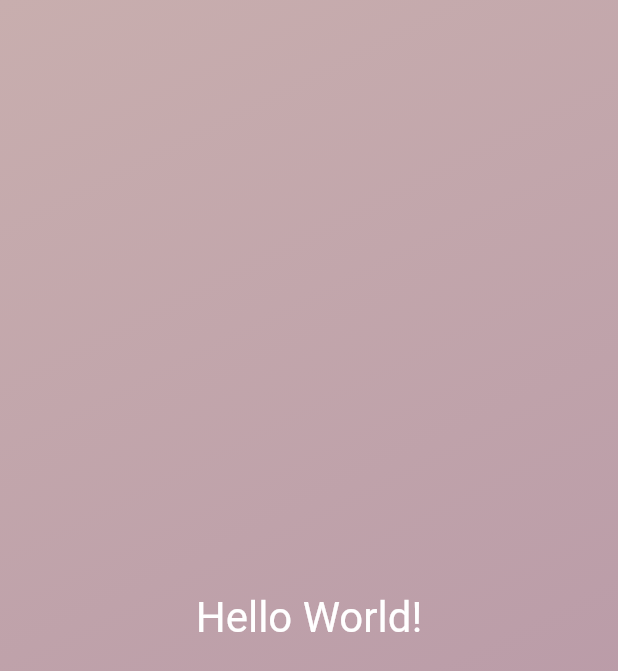
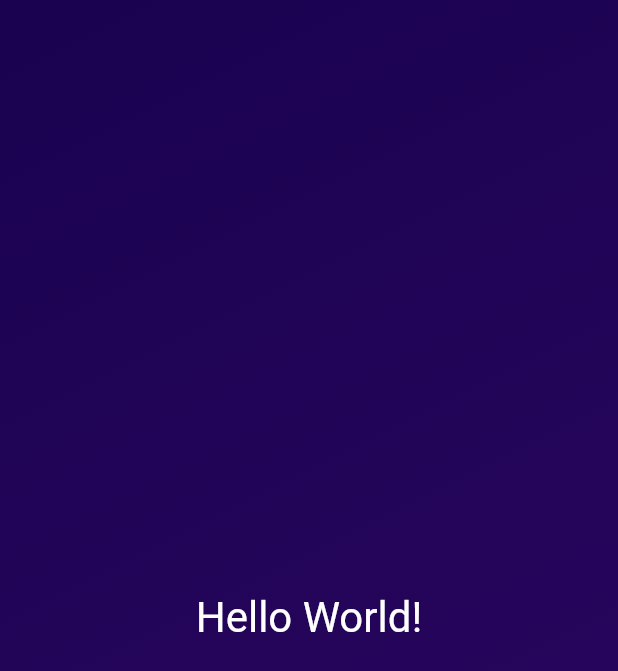
Before and after one commit to barefoot1423/basic, a Flutter app: the screen it shows after launch, on a phone screen of 412 x 824 dp. Shown: the top 671 px of the screen. Run offline on Flutter 3.47's test engine with Material 2 defaults, Android fonts, the phone set to English and light mode, and no system bars.

Commit message:
by lecture 43

```diff
--- a/lib/gradient_container.dart
+++ b/lib/gradient_container.dart
@@ -5,22 +5,21 @@ const startAlignment = Alignment.topLeft;
 const endAlignment = Alignment.bottomRight;
 
 class GradientContainer extends StatelessWidget {
-  const GradientContainer({super.key});
+  const GradientContainer(this.colors, {super.key});
+
+  final List<Color> colors;
 
   @override
   Widget build(BuildContext context) {
     return Container(
-      decoration: const BoxDecoration(
+      decoration: BoxDecoration(
         gradient: LinearGradient(
-          colors: [
-            Color.fromARGB(255, 200, 174, 174),
-            Color.fromARGB(255, 179, 146, 165)
-          ],
+          colors: colors,
           begin: startAlignment,
           end: endAlignment,
         ),
       ),
-      child: const Center(child: StyledText()),
+      child: const Center(child: StyledText('Hello World!')),
     );
   }
 }
--- a/lib/main.dart
+++ b/lib/main.dart
@@ -5,7 +5,8 @@ void main() {
   runApp(
     const MaterialApp(
       home: Scaffold(
-        body: GradientContainer(),
+        body: GradientContainer(
+            [Color.fromARGB(255, 26, 2, 80), Color.fromARGB(255, 45, 7, 98)]),
       ),
     ),
   );
--- a/lib/styled_text.dart
+++ b/lib/styled_text.dart
@@ -1,13 +1,15 @@
 import 'package:flutter/material.dart';
 
 class StyledText extends StatelessWidget {
-  const StyledText({super.key});
+  const StyledText(this.text, {super.key});
+
+  final String text;
 
   @override
   Widget build(BuildContext context) {
-    return const Text(
-      'Hello World!',
-      style: TextStyle(
+    return Text(
+      text,
+      style: const TextStyle(
         color: Colors.white,
         fontSize: 28,
       ),
```
